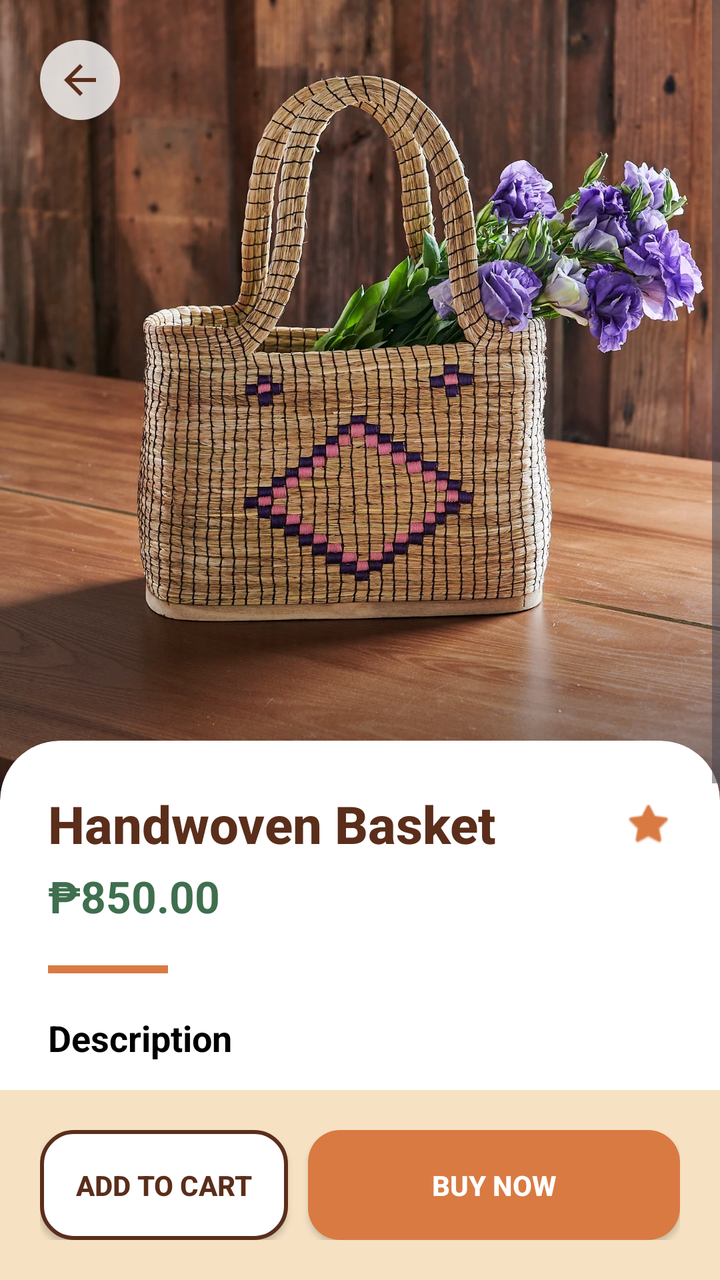
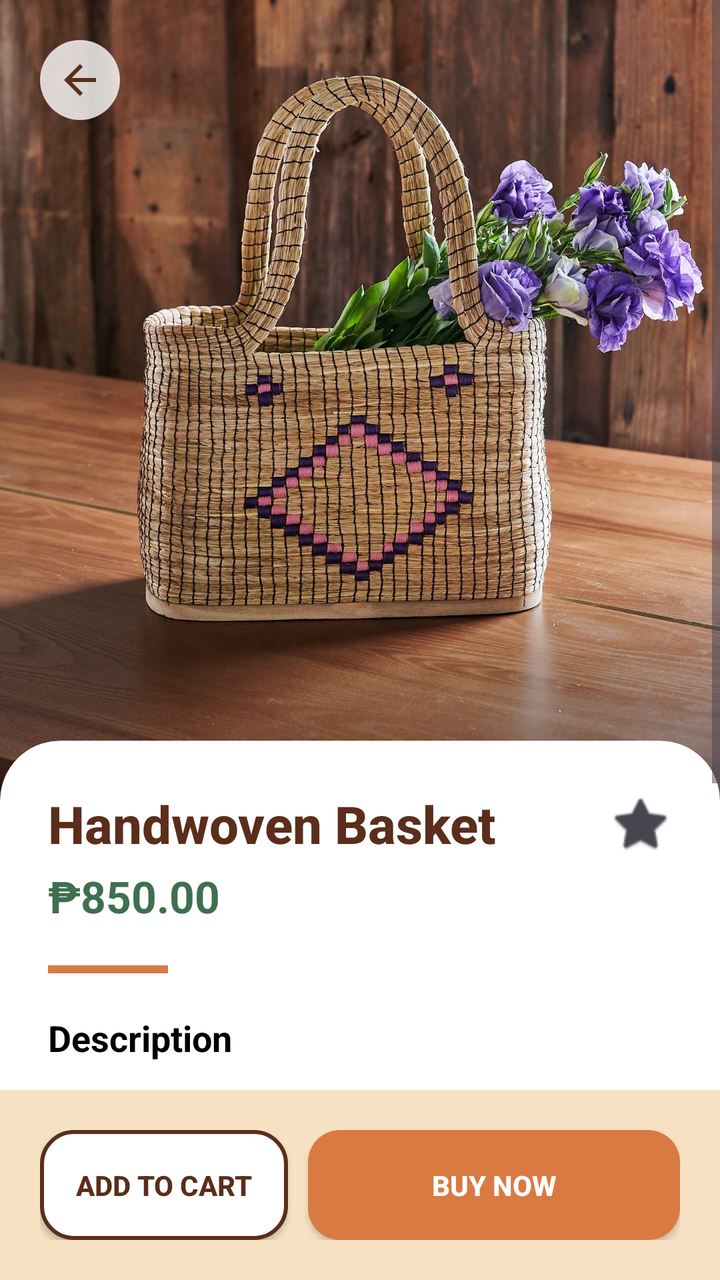

Two renders of the same Android screen: before a commit and after it. Below are the layout's source before the change and the commit's diff.
<!-- AndroidManifest.xml: application theme Theme.Katutubo_F -->
<!-- res/layout/fragment_product_detail.xml -->
<?xml version="1.0" encoding="utf-8"?>
<RelativeLayout xmlns:android="http://schemas.android.com/apk/res/android"
    xmlns:app="http://schemas.android.com/apk/res-auto"
    android:layout_width="match_parent"
    android:layout_height="match_parent"
    android:background="@color/katutubo_beige">

    <ScrollView
        android:layout_width="match_parent"
        android:layout_height="match_parent"
        android:layout_above="@id/bottom_bar"
        android:clipToPadding="false">

        <LinearLayout
            android:layout_width="match_parent"
            android:layout_height="wrap_content"
            android:orientation="vertical">

            <FrameLayout
                android:layout_width="match_parent"
                android:layout_height="400dp">

                <ImageView
                    android:id="@+id/productImage"
                    android:layout_width="match_parent"
                    android:layout_height="match_parent"
                    android:scaleType="centerCrop"
                    android:src="@drawable/handwoven"
                    android:contentDescription="Product Image" />

                <View
                    android:layout_width="match_parent"
                    android:layout_height="120dp"
                    android:layout_gravity="bottom"
                    android:background="@drawable/gradient_overlay" />

                <ImageButton
                    android:id="@+id/backBtn"
                    android:layout_width="40dp"
                    android:layout_height="40dp"
                    android:layout_margin="20dp"
                    android:background="@drawable/circle_bg"
                    android:src="@drawable/ic_back_arrow"
                    app:tint="@color/katutubo_brown"
                    android:elevation="4dp"
                    android:contentDescription="Back" />
            </FrameLayout>

            <androidx.cardview.widget.CardView
                android:layout_width="match_parent"
                android:layout_height="wrap_content"
                android:layout_marginTop="-30dp"
                app:cardCornerRadius="30dp"
                app:cardElevation="0dp"
                app:cardBackgroundColor="@color/white">

                <LinearLayout
                    android:layout_width="match_parent"
                    android:layout_height="wrap_content"
                    android:orientation="vertical"
                    android:padding="24dp">

                    <LinearLayout
                        android:layout_width="match_parent"
                        android:layout_height="wrap_content"
                        android:orientation="horizontal"
                        android:gravity="center_vertical">

                        <TextView
                            android:id="@+id/productTitle"
                            android:layout_width="0dp"
                            android:layout_height="wrap_content"
                            android:layout_weight="1"
                            android:text="Handwoven Basket"
                            android:textColor="@color/katutubo_brown"
                            android:textSize="26sp"
                            android:fontFamily="sans-serif-medium"
                            android:textStyle="bold" />

                        <ImageView
                            android:layout_width="24dp"
                            android:layout_height="24dp"
                            android:src="@android:drawable/btn_star_big_off"
                            app:tint="@color/katutubo_orange" />
                    </LinearLayout>

                    <TextView
                        android:id="@+id/productPrice"
                        android:layout_width="wrap_content"
                        android:layout_height="wrap_content"
                        android:layout_marginTop="4dp"
                        android:text="₱850.00"
                        android:textColor="@color/katutubo_green"
                        android:textSize="22sp"
                        android:textStyle="bold" />

                    <View
                        android:layout_width="60dp"
                        android:layout_height="4dp"
                        android:layout_marginTop="20dp"
                        android:background="@color/katutubo_orange" />

                    <TextView
                        android:layout_width="wrap_content"
                        android:layout_height="wrap_content"
                        android:layout_marginTop="20dp"
                        android:text="Description"
                        android:textColor="@color/black"
                        android:textStyle="bold"
                        android:textSize="18sp" />

                    <TextView
                        android:id="@+id/productDescription"
                        android:layout_width="wrap_content"
                        android:layout_height="wrap_content"
                        android:layout_marginTop="12dp"
                        android:text="Traditional basket made by indigenous artisans using locally sourced materials and ancient weaving techniques passed down through generations."
                        android:textColor="#555555"
                        android:textSize="15sp"
                        android:lineSpacingExtra="6dp" />

                    <View
                        android:layout_width="match_parent"
                        android:layout_height="100dp" />

                </LinearLayout>
            </androidx.cardview.widget.CardView>
        </LinearLayout>
    </ScrollView>

    <LinearLayout
        android:id="@+id/bottom_bar"
        android:layout_width="match_parent"
        android:layout_height="wrap_content"
        android:layout_alignParentBottom="true"
        android:background="@android:color/transparent"
        android:orientation="horizontal"
        android:padding="20dp"
        android:weightSum="2">

        <androidx.appcompat.widget.AppCompatButton
            android:layout_width="0dp"
            android:layout_height="55dp"
            android:layout_weight="0.8"
            android:layout_marginEnd="10dp"
            android:background="@drawable/secondary_button_bg"
            android:text="ADD TO CART"
            android:textColor="@color/katutubo_brown"
            android:textStyle="bold"
            android:elevation="4dp" />

        <androidx.appcompat.widget.AppCompatButton
            android:layout_width="0dp"
            android:layout_height="55dp"
            android:layout_weight="1.2"
            android:background="@drawable/primary_button_bg"
            android:text="BUY NOW"
            android:textColor="@color/white"
            android:textStyle="bold"
            android:elevation="4dp" />
    </LinearLayout>

</RelativeLayout>
<!-- resources referenced by this layout -->
<resources>
  <color name="black">#000000</color>
  <color name="katutubo_beige">#F6E2C3</color>
  <color name="katutubo_brown">#5A2E1B</color>
  <color name="katutubo_green">#3F6F4E</color>
  <color name="katutubo_orange">#D97A43</color>
  <color name="white">#FFFFFF</color>
  <!-- drawable circle_bg (drawable) -->
  <?xml version="1.0" encoding="utf-8"?>
  <shape xmlns:android="http://schemas.android.com/apk/res/android"
      android:shape="oval">
      <solid android:color="#CCFFFFFF" />
  </shape>
  <!-- drawable gradient_overlay (drawable) -->
  <?xml version="1.0" encoding="utf-8"?>
  <shape xmlns:android="http://schemas.android.com/apk/res/android">
      <gradient
          android:angle="90"
          android:startColor="#66000000"
          android:endColor="@android:color/transparent" />
  </shape>
  <!-- drawable handwoven: webp bitmap (drawable, 396920 bytes) -->
  <!-- drawable ic_back_arrow (drawable) -->
  <vector xmlns:android="http://schemas.android.com/apk/res/android"
      android:width="24dp"
      android:height="24dp"
      android:viewportWidth="24"
      android:viewportHeight="24">
    <path
        android:fillColor="#000000"
        android:pathData="M20,11H7.83l5.59,-5.59L12,4l-8,8 8,8 1.41,-1.41L7.83,13H20v-2z"/>
  </vector>
  <!-- drawable primary_button_bg (drawable) -->
  <?xml version="1.0" encoding="utf-8"?>
  <ripple xmlns:android="http://schemas.android.com/apk/res/android"
      android:color="#40FFFFFF">
      <item>
          <shape android:shape="rectangle">
              <solid android:color="@color/katutubo_orange" />
              <corners android:radius="16dp" />
          </shape>
      </item>
  </ripple>
  <!-- drawable secondary_button_bg (drawable) -->
  <?xml version="1.0" encoding="utf-8"?>
  <ripple xmlns:android="http://schemas.android.com/apk/res/android"
      android:color="#20000000">
      <item>
          <shape android:shape="rectangle">
              <solid android:color="@color/white" />
              <stroke android:width="2dp" android:color="@color/katutubo_brown" />
              <corners android:radius="16dp" />
          </shape>
      </item>
  </ripple>
  <style name="Theme.Katutubo_F" parent="Base.Theme.Katutubo_F" />
  <style name="Base.Theme.Katutubo_F" parent="Theme.Material3.DayNight.NoActionBar">
          
      </style>
</resources>

<!-- the commit's change to res/layout/fragment_product_detail.xml (unified diff, before → after) -->
@@ -77,11 +77,13 @@
                             android:fontFamily="sans-serif-medium"
                             android:textStyle="bold" />
 
-                        <ImageView
-                            android:layout_width="24dp"
-                            android:layout_height="24dp"
-                            android:src="@android:drawable/btn_star_big_off"
-                            app:tint="@color/katutubo_orange" />
+                        <CheckBox
+                            android:id="@+id/btn_favorite_detail"
+                            android:layout_width="32dp"
+                            android:layout_height="32dp"
+                            android:button="@android:drawable/btn_star_big_off"
+                            android:buttonTint="@color/katutubo_orange"
+                            android:checked="false" />
                     </LinearLayout>
 
                     <TextView
@@ -139,6 +141,7 @@
         android:weightSum="2">
 
         <androidx.appcompat.widget.AppCompatButton
+            android:id="@+id/btn_add_to_cart"
             android:layout_width="0dp"
             android:layout_height="55dp"
             android:layout_weight="0.8"
@@ -150,6 +153,7 @@
             android:elevation="4dp" />
 
         <androidx.appcompat.widget.AppCompatButton
+            android:id="@+id/btn_buy_now"
             android:layout_width="0dp"
             android:layout_height="55dp"
             android:layout_weight="1.2"
